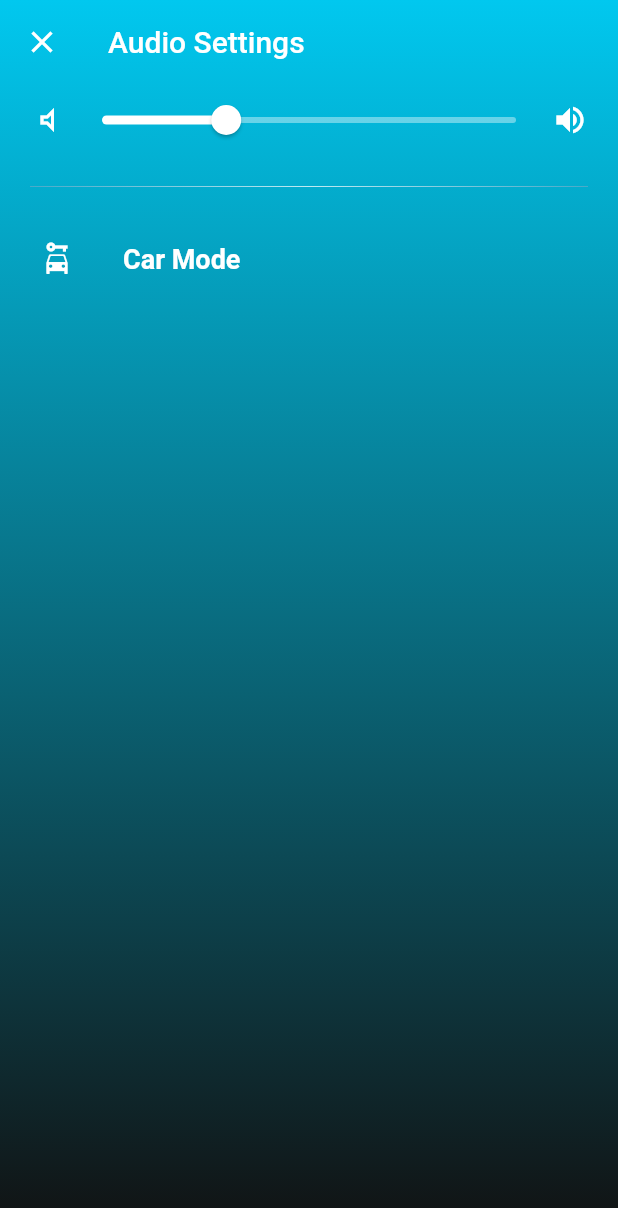
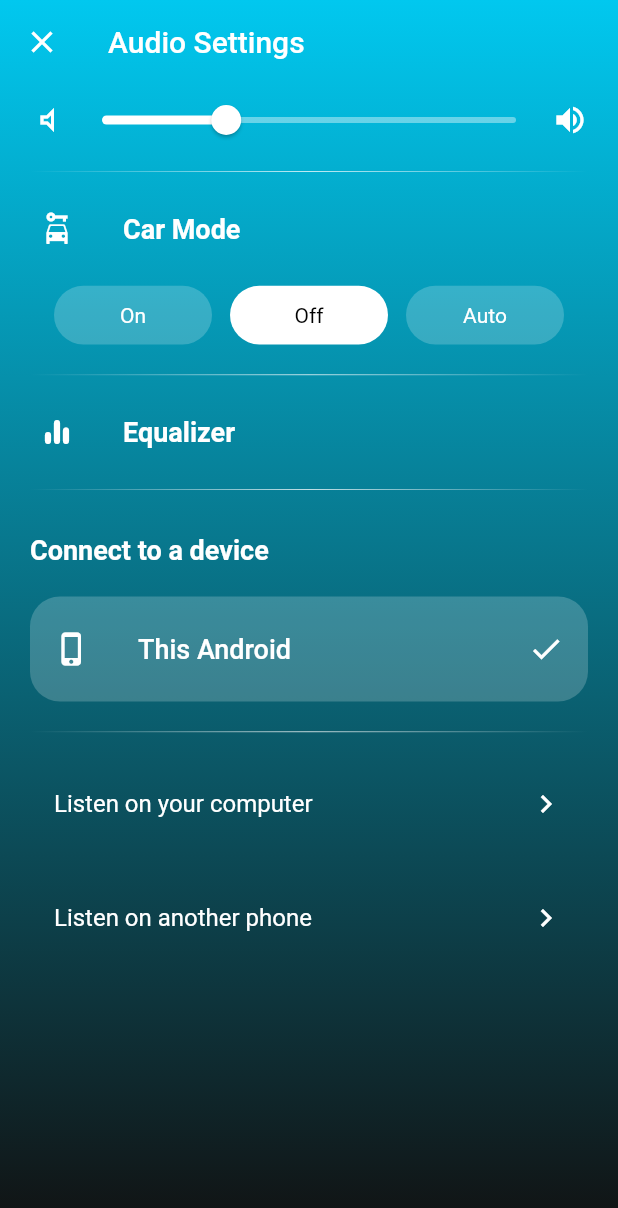
Before and after one commit to NavidAG/Flutter_music_player, a Flutter app: the screen it shows after launch, after a tap on an icon or button, on a phone screen of 412 x 824 dp. Shown: the top 1208 px of the screen. Run offline on Flutter 3.47's test engine with Material 2 defaults, Android fonts, the phone set to English and light mode, and no system bars; our stand-ins replace flutter_svg.

Commit message:
Added now playing widget

```diff
--- a/musicplayer/lib/models/car_mode_radio_model.dart
+++ b/musicplayer/lib/models/car_mode_radio_model.dart
@@ -1,6 +1,8 @@
 class CarModeRadioModel {
-  bool? isSelected = false;
+  bool isSelected = false;
   String? text;
 
-  CarModeRadioModel(text);
+  CarModeRadioModel(this.text);
+
+  void toggle() => isSelected = !isSelected;
 }
--- a/musicplayer/lib/screens/home.dart
+++ b/musicplayer/lib/screens/home.dart
@@ -1,8 +1,10 @@
 import 'package:flutter/material.dart';
+import 'package:flutter/widgets.dart';
 import 'package:musicplayer/screens/tabs/Search_tab.dart';
 import 'package:musicplayer/screens/tabs/explore_tab.dart';
 import 'package:musicplayer/screens/tabs/profile_tab.dart';
 import 'package:musicplayer/socicon_icons.dart';
+import 'package:musicplayer/widgets/now_playing_widget.dart';
 
 class Home extends StatefulWidget {
   const Home({Key? key}) : super(key: key);
@@ -59,7 +61,13 @@ class _HomeState extends State<Home> {
             });
           },
         ),
-        body: _body(),
+        body: Stack(
+          alignment: Alignment.bottomCenter,
+          children: [
+            _body(),
+            NowPlayingWidget(),
+          ],
+        ),
       ),
     );
   }
--- a/musicplayer/lib/screens/tabs/audio_setting_page.dart
+++ b/musicplayer/lib/screens/tabs/audio_setting_page.dart
@@ -1,5 +1,7 @@
 import 'package:flutter/material.dart';
+
 import 'package:musicplayer/models/car_mode_radio_model.dart';
+import 'package:musicplayer/widgets/car_mode_radio.dart';
 
 class AudioSettingPage extends StatefulWidget {
   const AudioSettingPage({Key? key}) : super(key: key);
@@ -20,6 +22,7 @@ class _AudioSettingPageState extends State<AudioSettingPage> {
     carModelRadios.add(new CarModeRadioModel('On'));
     carModelRadios.add(new CarModeRadioModel('Off'));
     carModelRadios.add(new CarModeRadioModel('Auto'));
+    carModelRadios[1].isSelected = true;
   }
 
   @override
@@ -43,7 +46,7 @@ class _AudioSettingPageState extends State<AudioSettingPage> {
         ),
         backgroundColor: Colors.transparent,
         body: Container(
-          child: Column(
+          child: ListView(
             children: [
               Container(
                 child: Row(
@@ -84,7 +87,90 @@ class _AudioSettingPageState extends State<AudioSettingPage> {
                   ),
                 ),
               ),
-              // Container(child: Row(children: [],),)
+              Expanded(
+                child: GridView.builder(
+                  itemCount: 3,
+                  gridDelegate: SliverGridDelegateWithFixedCrossAxisCount(
+                      crossAxisCount: 3, childAspectRatio: 3),
+                  padding: EdgeInsets.symmetric(horizontal: 30, vertical: 10),
+                  scrollDirection: Axis.vertical,
+                  shrinkWrap: true,
+                  physics: NeverScrollableScrollPhysics(),
+                  itemBuilder: (_, index) {
+                    return GestureDetector(
+                      child: CarModeRadio(carModelRadios[index]),
+                      onTap: () {
+                        setState(() {
+                          carModelRadios.forEach(
+                            (element) => element.isSelected = false,
+                          );
+                          carModelRadios[index].toggle();
+                        });
+                      },
+                    );
+                  },
+                ),
+              ),
+              _customDivider(),
+              Container(
+                padding: EdgeInsets.symmetric(horizontal: 10),
+                child: ListTile(
+                  leading: Icon(Icons.equalizer_rounded),
+                  title: Text(
+                    "Equalizer",
+                    style: TextStyle(fontWeight: FontWeight.w600, fontSize: 18),
+                  ),
+                ),
+              ),
+              _customDivider(),
+              Padding(
+                padding: const EdgeInsets.all(20),
+                child: Text(
+                  "Connect to a device",
+                  style: TextStyle(fontWeight: FontWeight.w600, fontSize: 18),
+                ),
+              ),
+              Container(
+                height: 70,
+                margin: EdgeInsets.fromLTRB(20, 0, 20, 10),
+                child: ElevatedButton(
+                  style: ElevatedButton.styleFrom(
+                    elevation: 0,
+                    shape: RoundedRectangleBorder(
+                        borderRadius: BorderRadius.circular(20)),
+                    primary: Colors.white.withOpacity(0.2),
+                    shadowColor: Colors.transparent,
+                  ),
+                  onPressed: () {},
+                  child: ListTile(
+                    contentPadding: EdgeInsets.zero,
+                    leading: Icon(Icons.phone_iphone_outlined),
+                    title: Text(
+                      "This Android",
+                      style:
+                          TextStyle(fontWeight: FontWeight.w500, fontSize: 18),
+                    ),
+                    trailing: Icon(Icons.check),
+                  ),
+                ),
+              ),
+              _customDivider(),
+              Padding(
+                padding:
+                    const EdgeInsets.symmetric(horizontal: 20, vertical: 10),
+                child: ListTile(
+                  trailing: Icon(Icons.chevron_right),
+                  title: Text("Listen on your computer"),
+                ),
+              ),
+              Padding(
+                padding:
+                    const EdgeInsets.symmetric(horizontal: 20, vertical: 10),
+                child: ListTile(
+                  trailing: Icon(Icons.chevron_right),
+                  title: Text("Listen on another phone"),
+                ),
+              )
             ],
           ),
         ),
@@ -95,15 +181,16 @@ class _AudioSettingPageState extends State<AudioSettingPage> {
   _customDivider() {
     return Container(
       height: 0.5,
-      margin: EdgeInsets.symmetric(horizontal: 20, vertical: 20),
+      margin: EdgeInsets.symmetric(horizontal: 20, vertical: 10),
       decoration: BoxDecoration(
+        color: Colors.red,
         gradient: LinearGradient(
           begin: Alignment.centerLeft,
           end: Alignment.centerRight,
           colors: [
-            Color.fromRGBO(96, 169, 199, 1),
-            Colors.white,
-            Color.fromRGBO(96, 169, 199, 1),
+            Colors.white.withOpacity(0),
+            Colors.white.withOpacity(1),
+            Colors.white.withOpacity(0),
           ],
         ),
       ),
--- a/musicplayer/lib/screens/tabs/edit_account_page.dart
+++ b/musicplayer/lib/screens/tabs/edit_account_page.dart
@@ -77,7 +77,7 @@ class _EditAccountPageState extends State<EditAccountPage> {
                                       EdgeInsets.fromLTRB(10, 10, 0, 10),
                                   focusedBorder: InputBorder.none,
                                   enabledBorder: InputBorder.none,
-                                  hintText: "Hana",
+                                  hintText: "Emran",
                                   hintStyle: TextStyle(
                                       color: Colors.white,
                                       fontWeight: FontWeight.w600)
--- /dev/null
+++ b/musicplayer/lib/widgets/car_mode_radio.dart
@@ -0,0 +1,37 @@
+import 'package:flutter/material.dart';
+import 'package:musicplayer/models/car_mode_radio_model.dart';
+
+class CarModeRadio extends StatefulWidget {
+  final CarModeRadioModel carModeRadioModel;
+
+  const CarModeRadio(this.carModeRadioModel);
+
+  @override
+  _CarModeRadioState createState() => _CarModeRadioState();
+}
+
+class _CarModeRadioState extends State<CarModeRadio> {
+  @override
+  Widget build(BuildContext context) {
+    return Container(
+      margin: EdgeInsets.symmetric(horizontal: 6),
+      height: 35,
+      width: 110,
+      decoration: BoxDecoration(
+        borderRadius: BorderRadius.circular(30),
+        color: widget.carModeRadioModel.isSelected
+            ? Colors.white
+            : Colors.white.withOpacity(0.2),
+      ),
+      child: Center(
+        child: Text(
+          widget.carModeRadioModel.text!,
+          style: TextStyle(
+              color: widget.carModeRadioModel.isSelected
+                  ? Colors.black
+                  : Colors.white),
+        ),
+      ),
+    );
+  }
+}
--- /dev/null
+++ b/musicplayer/lib/widgets/now_playing_widget.dart
@@ -0,0 +1,110 @@
+import 'package:flutter/material.dart';
+
+class NowPlayingWidget extends StatefulWidget {
+  const NowPlayingWidget({Key? key}) : super(key: key);
+
+  @override
+  _NowPlayingWidgetState createState() => _NowPlayingWidgetState();
+}
+
+class _NowPlayingWidgetState extends State<NowPlayingWidget> {
+  @override
+  Widget build(BuildContext context) {
+    return Container(
+      width: double.infinity,
+      height: 60,
+      color: Colors.black,
+      child: Column(
+        crossAxisAlignment: CrossAxisAlignment.start,
+        children: [
+          Container(
+            width: double.infinity,
+            height: 3,
+            color: Color.fromRGBO(80, 80, 80, 1),
+            child: LinearProgressIndicator(
+              value: 0.4,
+              color: Colors.white,
+            ),
+          ),
+          Expanded(
+            child: Row(
+              children: [
+                Container(
+                  height: double.infinity,
+                  width: 57,
+                  color: Colors.red,
+                ),
+                Container(
+                  padding: EdgeInsets.symmetric(horizontal: 10, vertical: 5),
+                  child: ConstrainedBox(
+                    constraints: BoxConstraints(maxWidth: 110),
+                    child: Column(
+                      mainAxisAlignment: MainAxisAlignment.center,
+                      crossAxisAlignment: CrossAxisAlignment.start,
+                      children: [
+                        FittedBox(
+                          child: Text(
+                            "Ghalbe Banafsh",
+                            maxLines: 2,
+                            style: TextStyle(
+                                fontWeight: FontWeight.w600, fontSize: 15),
+                          ),
+                        ),
+                        Text(
+                          "00:24 / 03:17",
+                          style: TextStyle(
+                              fontWeight: FontWeight.w300, fontSize: 15),
+                        )
+                      ],
+                    ),
+                  ),
+                ),
+                Spacer(),
+                Container(
+                  padding: EdgeInsets.only(right: 5),
+                  child: Row(
+                    children: [
+                      Container(
+                        width: 40,
+                        child: ElevatedButton(
+                          style: ElevatedButton.styleFrom(
+                            shape: CircleBorder(),
+                            primary: Colors.transparent,
+                          ),
+                          child: Icon(Icons.skip_previous),
+                          onPressed: () {},
+                        ),
+                      ),
+                      Container(
+                        width: 40,
+                        child: ElevatedButton(
+                          style: ElevatedButton.styleFrom(
+                            shape: CircleBorder(),
+                            primary: Colors.transparent,
+                          ),
+                          child: Icon(Icons.pause_circle_outline_outlined),
+                          onPressed: () {},
+                        ),
+                      ),
+                      Container(
+                        width: 40,
+                        child: ElevatedButton(
+                          style: ElevatedButton.styleFrom(
+                            shape: CircleBorder(),
+                            primary: Colors.transparent,
+                          ),
+                          child: Icon(Icons.skip_next),
+                          onPressed: () {},
+                        ),
+                      ),
+                    ],
+                  ),
+                )
+              ],
+            ),
+          )
+        ],
+      ),
+    );
+  }
+}
--- a/musicplayer/pubspec.yaml
+++ b/musicplayer/pubspec.yaml
@@ -29,6 +29,8 @@ dependencies:
 dev_dependencies:
   flutter_test:
     sdk: flutter
+  bloc: ^7.0.0
+  flutter_bloc: ^7.0.1
 
 # For information on the generic Dart part of this file, see the
 # following page: https://dart.dev/tools/pub/pubspec
```
Also changed, not shown: musicplayer/pubspec.lock.
